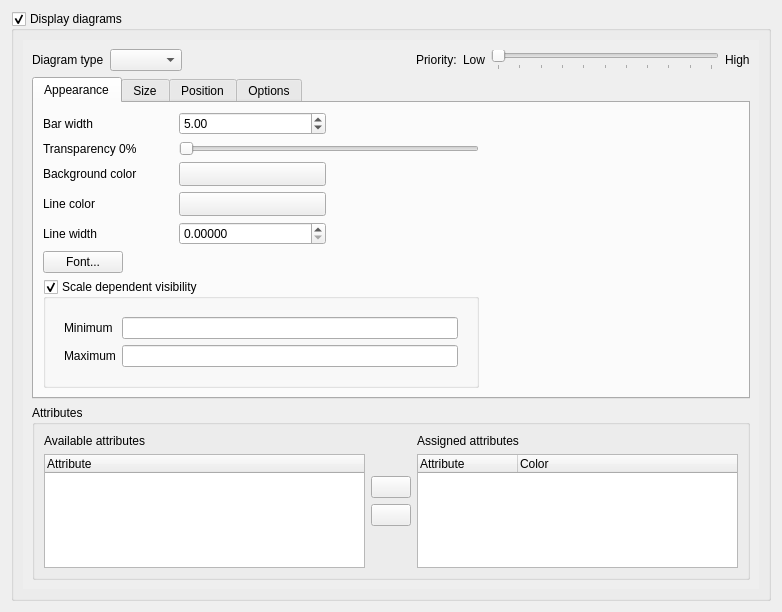
This is src/ui/qgsdiagrampropertiesbase.ui in qgis/QGIS as Qt 5 draws it before an edit. The edited form follows.
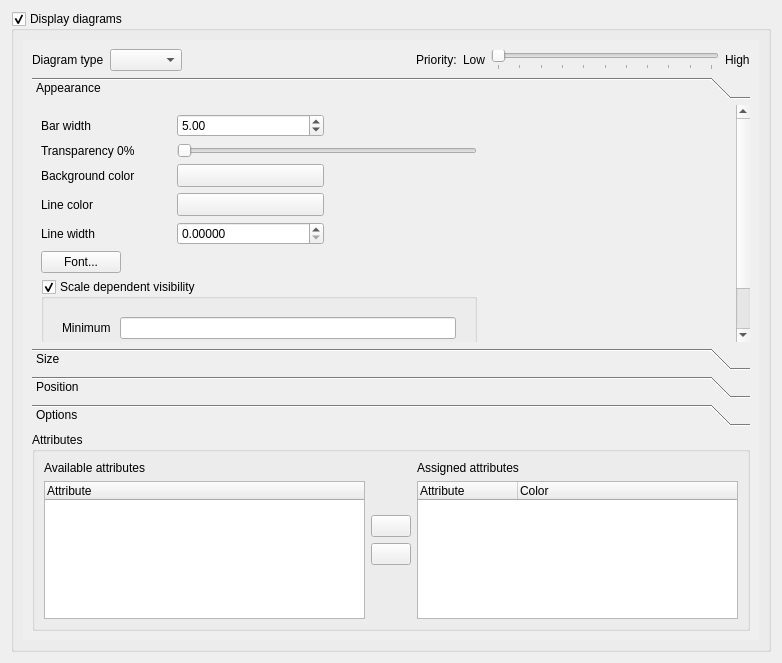
This is the edited form. Icons and pictures are not drawn. Custom widgets are drawn as their Qt base class.

Commit message: Use QToolBox instead of QTabWidget in diagram properties

```diff
--- a/src/ui/qgsdiagrampropertiesbase.ui
+++ b/src/ui/qgsdiagrampropertiesbase.ui
@@ -7,7 +7,7 @@
     <x>0</x>
     <y>0</y>
     <width>782</width>
-    <height>612</height>
+    <height>663</height>
    </rect>
   </property>
   <layout class="QVBoxLayout" name="verticalLayout">
@@ -37,7 +37,7 @@
            <x>0</x>
            <y>0</y>
            <width>742</width>
-           <height>559</height>
+           <height>610</height>
           </rect>
          </property>
          <layout class="QVBoxLayout" name="scrollAreaLayout">
@@ -115,12 +115,9 @@
            <layout class="QHBoxLayout" name="appearanceLayout"/>
           </item>
           <item>
-           <widget class="QTabWidget" name="mDiagramPropertiesTabWidget">
-            <property name="currentIndex">
-             <number>0</number>
-            </property>
-            <widget class="QWidget" name="tab">
-             <attribute name="title">
+           <widget class="QToolBox" name="mDiagramPropertiesToolBox">
+            <widget class="QWidget" name="mDiagramPropertiesToolBoxPage1" native="true">
+             <attribute name="label">
               <string>Appearance</string>
              </attribute>
              <layout class="QGridLayout" name="gridLayout_8">
@@ -321,8 +318,8 @@
               </item>
              </layout>
             </widget>
-            <widget class="QWidget" name="tab_2">
-             <attribute name="title">
+            <widget class="QWidget" name="mDiagramPropertiesToolBoxPage2" native="true">
+             <attribute name="label">
               <string>Size</string>
              </attribute>
              <layout class="QGridLayout" name="gridLayout_7">
@@ -499,8 +496,8 @@
               </item>
              </layout>
             </widget>
-            <widget class="QWidget" name="tab_3">
-             <attribute name="title">
+            <widget class="QWidget" name="mDiagramPropertiesToolBoxPage3" native="true">
+             <attribute name="label">
               <string>Position</string>
              </attribute>
              <layout class="QGridLayout" name="gridLayout_2">
@@ -653,8 +650,8 @@
               </item>
              </layout>
             </widget>
-            <widget class="QWidget" name="mOptionsTab">
-             <attribute name="title">
+            <widget class="QWidget" name="mDiagramPropertiesToolBoxPage4" native="true">
+             <attribute name="label">
               <string>Options</string>
              </attribute>
              <layout class="QVBoxLayout" name="verticalLayout_2">
```
Left out of the diff: 35 changed lines with no effect on the pictures. The commit also changes 2 other files.
